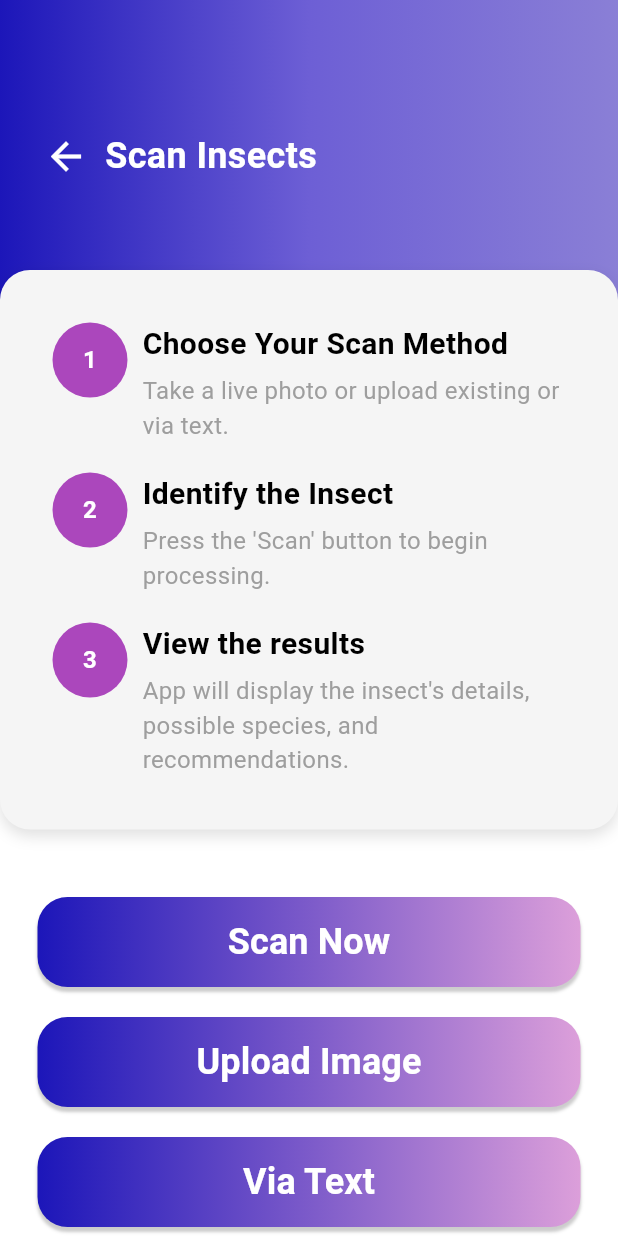
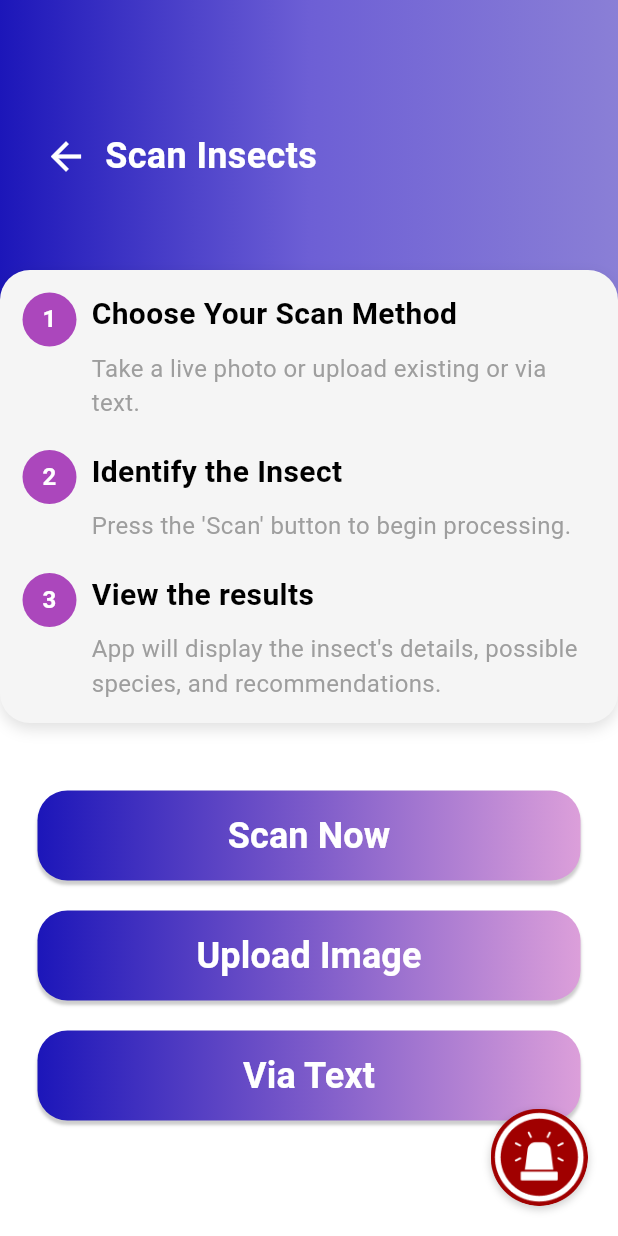
Before and after one commit to PulinduYK/VenomVerseApp, a Flutter app: the ScanInsectsScreen screen opened directly, on a phone screen of 412 x 824 dp. Run offline on Flutter 3.47's test engine with Material 3 defaults, Android fonts, the light colour scheme and no system bars; our stand-ins replace camera, cloud_firestore, firebase_auth, firebase_core, google_fonts, image_picker; missing offline and left inert: photo_manager; accounts and stored records are empty.

Commit message:
Add panic button to menu pages

```diff
--- a/App/lib/Functions/Menu_pages/scan_insects_screen.dart
+++ b/App/lib/Functions/Menu_pages/scan_insects_screen.dart
@@ -1,5 +1,4 @@
 import 'package:flutter/material.dart';
-
 import '../Results_pages/back_button.dart';
 import '../scan/gallery.dart';
 
@@ -11,15 +10,18 @@ class ScanInsectsScreen extends StatelessWidget {
     return Scaffold(
       body: Stack(
         children: [
+          // Background Gradient
           Container(
             height: double.infinity,
             width: double.infinity,
             decoration: const BoxDecoration(
-              gradient: LinearGradient(colors: [
+              gradient: LinearGradient(
+                colors: [
                   Color(0xff1C16B9),
                   Color(0xff6D5FD5),
                   Color(0xff8A7FD6),
-              ]),
+                ],
+              ),
             ),
             child: const Padding(
               padding: EdgeInsets.only(top: 87.0, left: 70),
@@ -28,15 +30,18 @@ class ScanInsectsScreen extends StatelessWidget {
                 style: TextStyle(
                   fontSize: 24,
                   color: Colors.white,
-                    fontWeight: FontWeight.bold),
+                  fontWeight: FontWeight.bold,
                 ),
               ),
             ),
+          ),
+
+          // White Content Section
           Padding(
             padding: const EdgeInsets.only(top: 180.0),
             child: Container(
               decoration: BoxDecoration(
-                borderRadius: BorderRadius.only(
+                borderRadius: const BorderRadius.only(
                   topLeft: Radius.circular(40),
                   topRight: Radius.circular(40),
                 ),
@@ -57,34 +62,37 @@ class ScanInsectsScreen extends StatelessWidget {
                           color: Colors.black12,
                           blurRadius: 8,
                           offset: Offset(0, 4),
-                          )
-                        ]),
-                    child: Container(
-                      padding: EdgeInsets.all(20),
-                      decoration: BoxDecoration(
-                        borderRadius: BorderRadius.circular(20),
+                        ),
+                      ],
                     ),
                     child: Column(
                       crossAxisAlignment: CrossAxisAlignment.start,
                       children: [
-                          _buildInstructionStep(1, "Choose Your Scan Method",
-                              "Take a live photo or upload existing or via text."),
+                        _buildInstructionStep(
+                          1,
+                          "Choose Your Scan Method",
+                          "Take a live photo or upload existing or via text.",
+                        ),
                         const SizedBox(height: 20),
-                          _buildInstructionStep(2, "Identify the Insect",
-                              "Press the 'Scan' button to begin processing."),
+                        _buildInstructionStep(
+                          2,
+                          "Identify the Insect",
+                          "Press the 'Scan' button to begin processing.",
+                        ),
                         const SizedBox(height: 20),
-                          _buildInstructionStep(3, "View the results",
-                              "App will display the insect's details, possible species, and recommendations."),
+                        _buildInstructionStep(
+                          3,
+                          "View the results",
+                          "App will display the insect's details, possible species, and recommendations.",
+                        ),
                       ],
                     ),
                   ),
-                  ),
                   const SizedBox(height: 30),
+
+                  // Buttons Section
                   Padding(
-                    padding: const EdgeInsets.symmetric(
-                      horizontal: 25,
-                      vertical: 15,
-                    ),
+                    padding: const EdgeInsets.symmetric(horizontal: 25, vertical: 15),
                     child: Column(
                       children: [
                         _buildGradientButton("Scan Now", () {}),
@@ -93,9 +101,8 @@ class ScanInsectsScreen extends StatelessWidget {
                           Navigator.push(
                             context,
                             MaterialPageRoute(
-                                builder: (context) => UploadImagesPage(
-                                      modelNum: 2,
-                                    )),
+                              builder: (context) => UploadImagesPage(modelNum: 2),
+                            ),
                           );
                         }),
                         const SizedBox(height: 20),
@@ -107,12 +114,22 @@ class ScanInsectsScreen extends StatelessWidget {
               ),
             ),
           ),
+
+          // Back Button
           Positioned(top: 80, left: 20, child: CustomBackButton()),
+
+          // Panic Button at Bottom Right
+          Positioned(
+            bottom: 20,
+            right: 20,
+            child: _buildPanicButton(context),
+          ),
         ],
       ),
     );
   }
 
+  // Gradient Button
   Widget _buildGradientButton(String text, VoidCallback onPressed) {
     return Container(
       width: 380,
@@ -131,8 +148,10 @@ class ScanInsectsScreen extends StatelessWidget {
           BoxShadow(
             color: Colors.black.withOpacity(0.2),
             blurRadius: 1,
-                offset: const Offset(0, 3))
-          ]),
+            offset: const Offset(0, 3),
+          ),
+        ],
+      ),
       child: ElevatedButton(
         style: ElevatedButton.styleFrom(
           backgroundColor: Colors.transparent,
@@ -154,12 +173,43 @@ class ScanInsectsScreen extends StatelessWidget {
     );
   }
 
+  // Panic Button with PNG Image
+  Widget _buildPanicButton(BuildContext context) {
+    return GestureDetector(
+      onTap: () {
+        print("Panic Button Pressed!");
+        // You can add navigation or alert logic here
+      },
+      child: Container(
+        width: 65,
+        height: 65,
+        decoration: BoxDecoration(
+          shape: BoxShape.circle,
+          boxShadow: [
+            BoxShadow(
+              color: Colors.black.withOpacity(0.2),
+              blurRadius: 4,
+              offset: const Offset(0, 2),
+            ),
+          ],
+        ),
+        child: ClipOval(
+          child: Image.asset(
+            "assets/panic_button.png", // Update this with your image path
+            fit: BoxFit.cover,
+          ),
+        ),
+      ),
+    );
+  }
+
+  // Instruction Step Widget
   Widget _buildInstructionStep(int number, String title, String subtitle) {
     return Row(
       crossAxisAlignment: CrossAxisAlignment.start,
       children: [
         CircleAvatar(
-          radius: 25,
+          radius: 18,
           backgroundColor: Colors.purple[400],
           child: Text(
             number.toString(),
@@ -182,7 +232,7 @@ class ScanInsectsScreen extends StatelessWidget {
                   color: Colors.black,
                 ),
               ),
-              const SizedBox(height: 5),
+              const SizedBox(height: 10),
               Text(
                 subtitle,
                 style: const TextStyle(
```
Also changed, not shown: App/lib/Functions/Menu_pages/scan_snakes_screen.dart (+79 -29 lines), App/lib/Functions/Menu_pages/scan_spiders_screen.dart (+79 -29 lines). Lines whose indentation alone changed are shown as unchanged.
